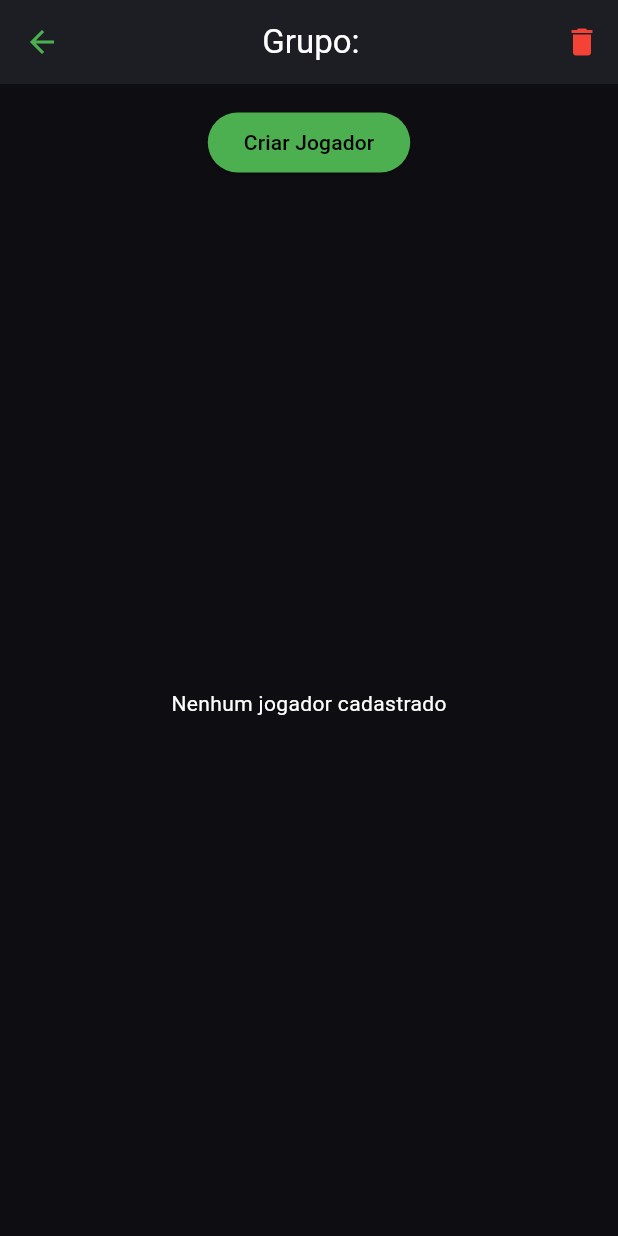
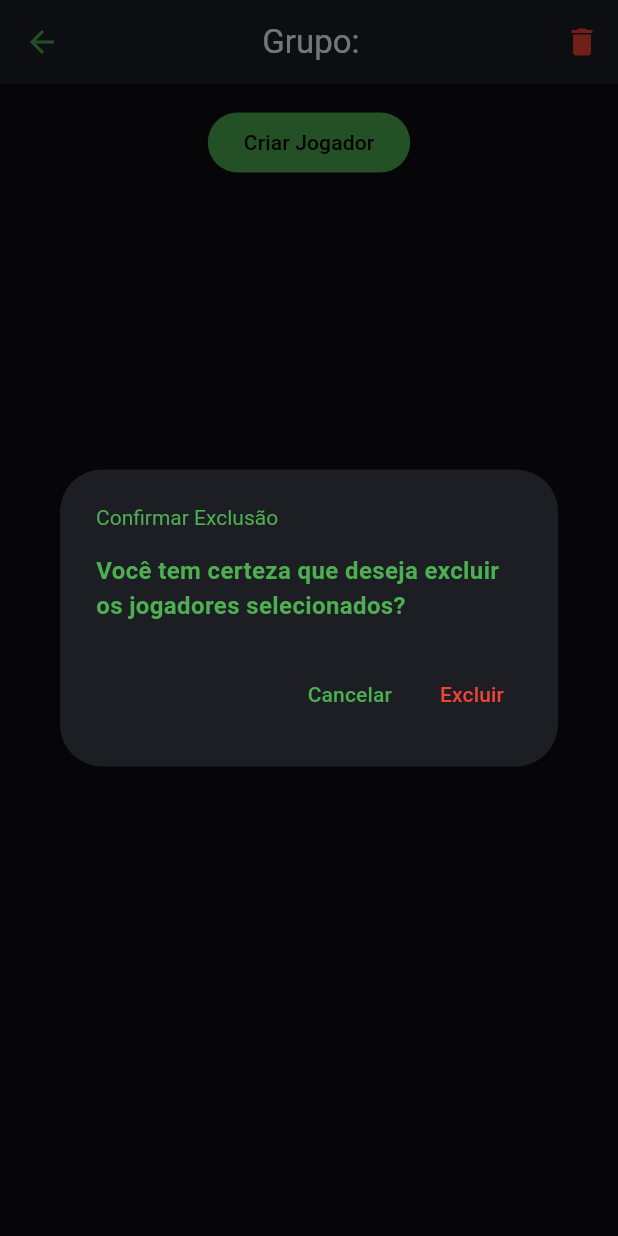
Before and after one commit to J0NGS/teamup, a Flutter app: the GroupDetailScreen screen opened directly with empty values, after a tap on the "delete" icon, on a phone screen of 412 x 824 dp. Run offline on Flutter 3.47's test engine with Material 3 defaults, Android fonts, the phone set to English and light mode, and no system bars; our stand-ins replace get, get_storage, image_picker, sqflite; accounts and stored records are empty.

```diff
--- a/lib/controllers/player_controller.dart
+++ b/lib/controllers/player_controller.dart
@@ -1,13 +1,14 @@
 import 'package:flutter/cupertino.dart';
 import 'package:get/get.dart';
 import 'package:get/get_state_manager/src/simple/get_controllers.dart';
+import 'package:teamup/services/player_storage_service.dart';
 
 import '../models/player.dart';
 import '../services/group_storage_service.dart';
 
 class PlayerController extends GetxController {
   var players = <Player>[].obs;
-  final GroupStorageService _storageService = GroupStorageService();
+  final PlayerStorageService _storageService = PlayerStorageService();
 
   var name = ''.obs;
   var selectedPosition = 'Atacante'.obs;
--- a/lib/models/teams_sorted.dart
+++ /dev/null
@@ -1,3 +0,0 @@
-class TeamsSorted{
-
-}
--- a/lib/screens/group_detail_screen.dart
+++ b/lib/screens/group_detail_screen.dart
@@ -45,7 +45,40 @@ class GroupDetailScreen extends StatelessWidget {
           IconButton(
             icon: const Icon(Icons.delete, color: Colors.red),
             onPressed: () {
-              playerController.removeCheckedPlayers(group.id);
+              showDialog(
+                context: context,
+                builder: (BuildContext context) {
+                  return AlertDialog(
+                    backgroundColor: Black100,
+                    titleTextStyle: const TextStyle(color: Colors.green),
+                    title: const Text('Confirmar Exclusão'),
+                    content: const Text(
+                      'Você tem certeza que deseja excluir os jogadores selecionados?',
+                      style: TextStyle(
+                          color: Colors.green,
+                          fontSize: 16.0,
+                          fontWeight: FontWeight.bold),
+                    ),
+                    actions: <Widget>[
+                      TextButton(
+                        child: const Text('Cancelar',
+                            style: TextStyle(color: Colors.green)),
+                        onPressed: () {
+                          Navigator.of(context).pop();
+                        },
+                      ),
+                      TextButton(
+                        child: const Text('Excluir',
+                            style: TextStyle(color: Colors.red)),
+                        onPressed: () {
+                          playerController.removeCheckedPlayers(group.id);
+                          Navigator.of(context).pop();
+                        },
+                      ),
+                    ],
+                  );
+                },
+              );
             },
           ),
         ],
--- /dev/null
+++ b/lib/services/player_storage_service.dart
@@ -0,0 +1,91 @@
+import 'package:sqflite/sqflite.dart';
+import 'package:path/path.dart';
+import 'package:teamup/models/player.dart';
+
+class PlayerStorageService {
+  static final PlayerStorageService _instance =
+      PlayerStorageService._internal();
+  factory PlayerStorageService() => _instance;
+  PlayerStorageService._internal();
+
+  Database? _database;
+
+  Future<Database> get database async {
+    if (_database != null) return _database!;
+    _database = await _initDatabase();
+    return _database!;
+  }
+
+  Future<Database> _initDatabase() async {
+    String path = join(await getDatabasesPath(), 'teamup.db');
+    return openDatabase(
+      path,
+      onCreate: (db, version) async {
+        await db.execute('''
+          CREATE TABLE players(
+            id TEXT PRIMARY KEY,
+            name TEXT,
+            position TEXT,
+            skillRating INTEGER,
+            speed INTEGER,
+            phase INTEGER,
+            movement INTEGER,
+            photoUrl TEXT,
+            isChecked INTEGER DEFAULT 0,
+            groupId TEXT,
+            FOREIGN KEY(groupId) REFERENCES groups(id)
+          )
+        ''');
+      },
+      version: 1,
+    );
+  }
+
+  Future<void> createPlayer(Player player) async {
+    final db = await database;
+    await db.insert('players', player.toMap());
+  }
+
+  Future<List<Player>> readPlayers(String groupId) async {
+    final db = await database;
+    final List<Map<String, dynamic>> maps = await db.query(
+      'players',
+      where: 'groupId = ?',
+      whereArgs: [groupId],
+    );
+    return List.generate(maps.length, (i) {
+      return Player.fromMap(maps[i]);
+    });
+  }
+
+  Future<void> updatePlayer(Player player) async {
+    final db = await database;
+    await db.update(
+      'players',
+      player.toMap(),
+      where: 'id = ?',
+      whereArgs: [player.id.value],
+    );
+  }
+
+  Future<void> deletePlayer(String id) async {
+    final db = await database;
+    await db.delete(
+      'players',
+      where: 'id = ?',
+      whereArgs: [id],
+    );
+  }
+
+  Future<List<Player>> getPlayersByGroupId(String groupId) async {
+    final db = await database;
+    final List<Map<String, dynamic>> maps = await db.query(
+      'players',
+      where: 'groupId = ?',
+      whereArgs: [groupId],
+    );
+    return List.generate(maps.length, (i) {
+      return Player.fromMap(maps[i]);
+    });
+  }
+}
```
Also changed, not shown: lib/models/Goal.dart (+7 -6 lines), lib/models/Match.dart (+10 -7 lines), lib/models/event.dart (added, +12 -0 lines), lib/models/team.dart (+4 -11 lines), lib/models/team_DTO.dart (added, +13 -0 lines), lib/services/group_storage_service.dart (+0 -65 lines), lib/widgets/groups_container.dart (+52 -9 lines).
